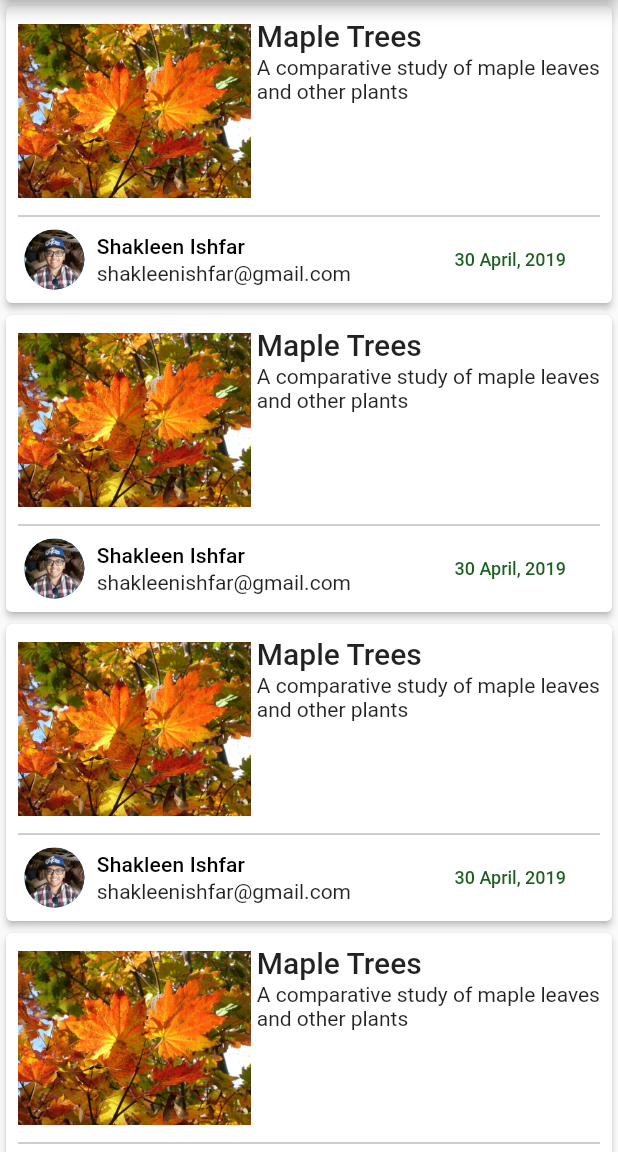
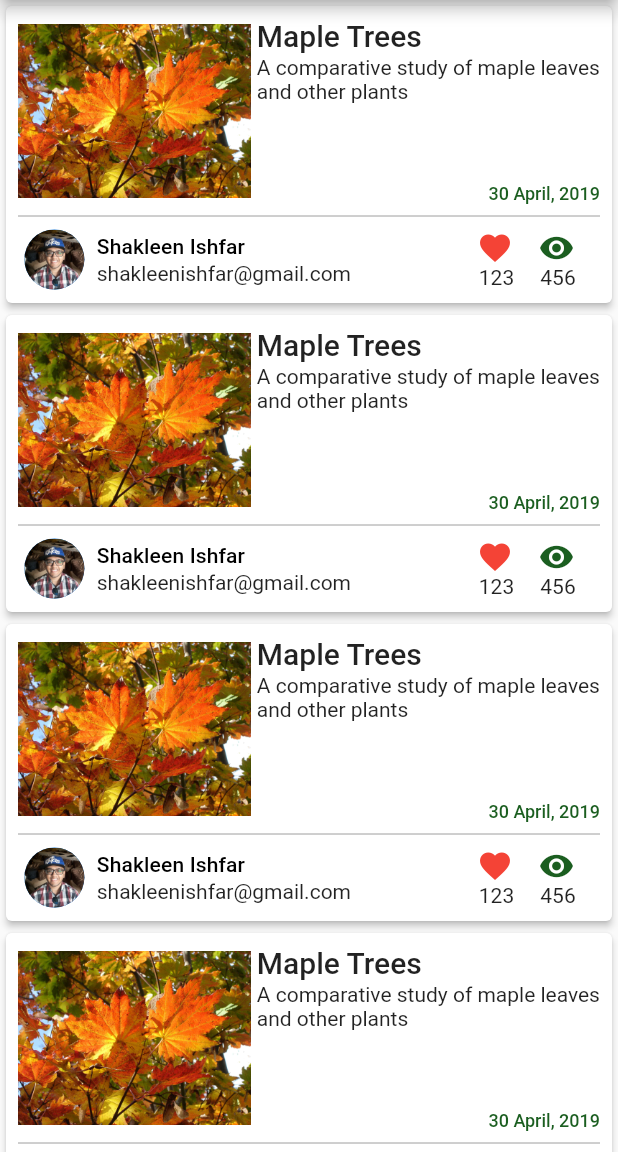
Before and after one commit to Shakleen/Leaf, a Flutter app: the screen it shows after launch, on a phone screen of 412 x 824 dp, the part 84-1236 px from its top. Run offline on Flutter 3.47's test engine with Material 2 defaults, Android fonts, the phone set to English and light mode, and no system bars; statements that could not run were skipped.

```diff
--- a/lib/helper/demo_values.dart
+++ b/lib/helper/demo_values.dart
@@ -6,4 +6,6 @@ class DemoValues {
   static final String postTime = "30 April, 2019";
   static final String postTitle = "Maple Trees";
   static final String postSummary = "A comparative study of maple leaves and other plants";
+  static final int postReacts = 123;
+  static final int postViews = 456;
 }
--- a/lib/view/widgets/post_card.dart
+++ b/lib/view/widgets/post_card.dart
@@ -1,14 +1,19 @@
 import 'package:flutter/material.dart';
 import 'package:leaf/helper/demo_values.dart';
 import 'package:leaf/view/presentation/themes.dart';
+
+bool _isLandscape(BuildContext context) =>
+    MediaQuery.of(context).orientation == Orientation.landscape;
 
 class PostCard extends StatelessWidget {
   const PostCard({Key key}) : super(key: key);
 
   @override
   Widget build(BuildContext context) {
+    final double aspectRatio = _isLandscape(context) ? 6 / 2 : 6 / 3;
+
     return AspectRatio(
-      aspectRatio: 6 / 3,
+      aspectRatio: aspectRatio,
       child: Card(
         elevation: 2,
         child: Container(
@@ -34,13 +39,13 @@ class _Post extends StatelessWidget {
   Widget build(BuildContext context) {
     return Expanded(
       flex: 3,
-      child: Row(children: <Widget>[_PostImage(), _PostTitleAndSummary()]),
+      child: Row(children: <Widget>[_PostImage(), _PostTitleSummaryAndTime()]),
     );
   }
 }
 
-class _PostTitleAndSummary extends StatelessWidget {
-  const _PostTitleAndSummary({Key key}) : super(key: key);
+class _PostTitleSummaryAndTime extends StatelessWidget {
+  const _PostTitleSummaryAndTime({Key key}) : super(key: key);
 
   @override
   Widget build(BuildContext context) {
@@ -48,18 +53,26 @@ class _PostTitleAndSummary extends StatelessWidget {
     final TextStyle summaryTheme = Theme.of(context).textTheme.body1;
     final String title = DemoValues.postTitle;
     final String summary = DemoValues.postSummary;
+    final int flex = _isLandscape(context) ? 5 : 3;
 
     return Expanded(
-      flex: 3,
+      flex: flex,
       child: Padding(
         padding: const EdgeInsets.only(left: 4.0),
         child: Column(
+          mainAxisAlignment: MainAxisAlignment.spaceBetween,
           crossAxisAlignment: CrossAxisAlignment.start,
-          mainAxisAlignment: MainAxisAlignment.start,
           children: <Widget>[
-            Text(title, style: titleTheme),
-            SizedBox(height: 2.0),
-            Text(summary, style: summaryTheme),
+            Column(
+              crossAxisAlignment: CrossAxisAlignment.start,
+              mainAxisAlignment: MainAxisAlignment.start,
+              children: <Widget>[
+                Text(title, style: titleTheme),
+                SizedBox(height: 2.0),
+                Text(summary, style: summaryTheme),
+              ],
+            ),
+            _PostTimeStamp(),
           ],
         ),
       ),
@@ -82,7 +95,7 @@ class _PostDetails extends StatelessWidget {
   @override
   Widget build(BuildContext context) {
     return Row(
-      children: <Widget>[_UserImage(), _UserNameAndEmail(), _PostTimeStamp()],
+      children: <Widget>[_UserImage(), _UserNameAndEmail(), _PostStats()],
     );
   }
 }
@@ -94,9 +107,10 @@ class _UserNameAndEmail extends StatelessWidget {
   Widget build(BuildContext context) {
     final TextStyle nameTheme = Theme.of(context).textTheme.subtitle;
     final TextStyle emailTheme = Theme.of(context).textTheme.body1;
+    final int flex = _isLandscape(context) ? 10 : 5;
 
     return Expanded(
-      flex: 5,
+      flex: flex,
       child: Padding(
         padding: const EdgeInsets.all(4.0),
         child: Column(
@@ -131,9 +145,65 @@ class _PostTimeStamp extends StatelessWidget {
   @override
   Widget build(BuildContext context) {
     final TextStyle timeTheme = TextThemes.dateStyle;
-    return Expanded(
-      flex: 2,
-      child: Text(DemoValues.postTime, style: timeTheme),
+    return Container(
+      width: double.infinity,
+      child: Text(
+        DemoValues.postTime,
+        style: timeTheme,
+        textAlign: TextAlign.end,
+      ),
     );
   }
 }
+
+class _PostStats extends StatelessWidget {
+  const _PostStats({Key key}) : super(key: key);
+
+  @override
+  Widget build(BuildContext context) {
+    return Expanded(
+      flex: 2,
+      child: Row(
+        mainAxisAlignment: MainAxisAlignment.spaceEvenly,
+        children: <Widget>[
+          _ShowStat(
+            icon: Icons.favorite,
+            number: DemoValues.postReacts,
+            color: Colors.red,
+          ),
+          _ShowStat(
+            icon: Icons.remove_red_eye,
+            number: DemoValues.postViews,
+            color: Colors.green[900],
+          ),
+        ],
+      ),
+    );
+  }
+}
+
+class _ShowStat extends StatelessWidget {
+  final IconData icon;
+  final int number;
+  final Color color;
+
+  const _ShowStat({
+    Key key,
+    @required this.icon,
+    @required this.number,
+    @required this.color,
+  }) : super(key: key);
+
+  @override
+  Widget build(BuildContext context) {
+    return Column(
+      children: <Widget>[
+        Padding(
+          padding: const EdgeInsets.only(right: 2.0),
+          child: Icon(icon, color: color),
+        ),
+        Text(number.toString()),
+      ],
+    );
+  }
+}
```
Also changed, not shown: 3 other files.
